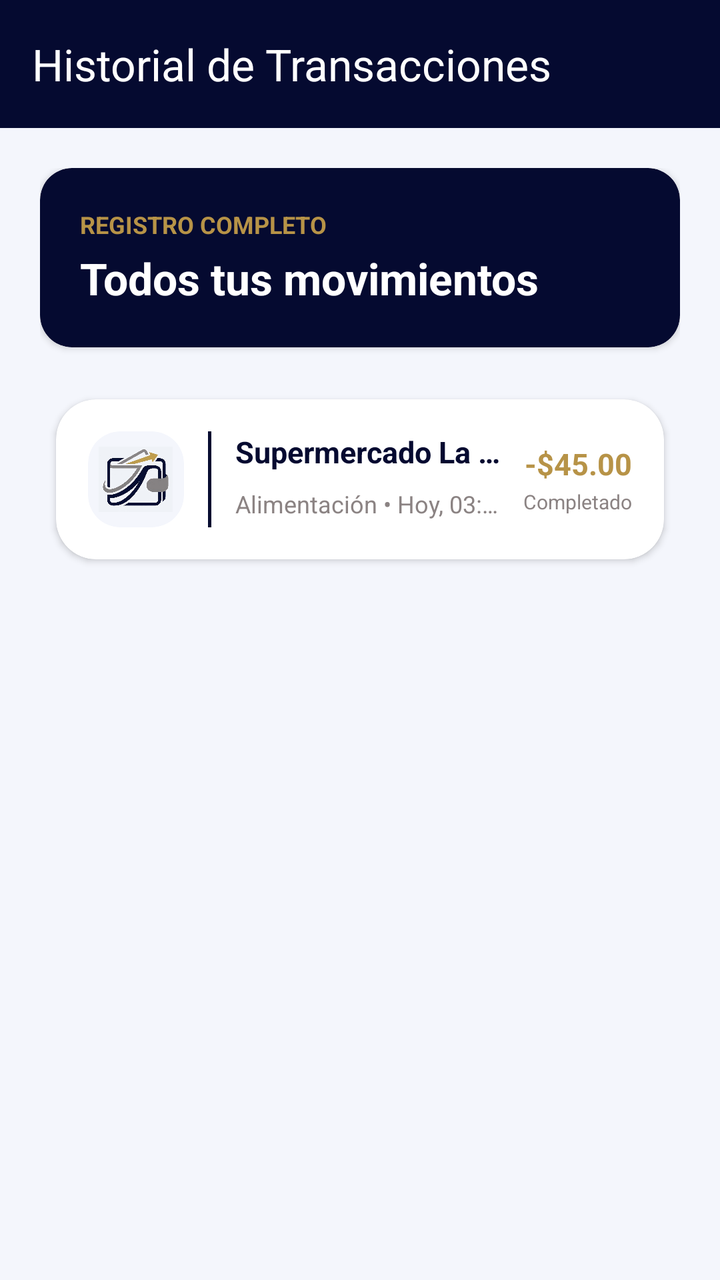
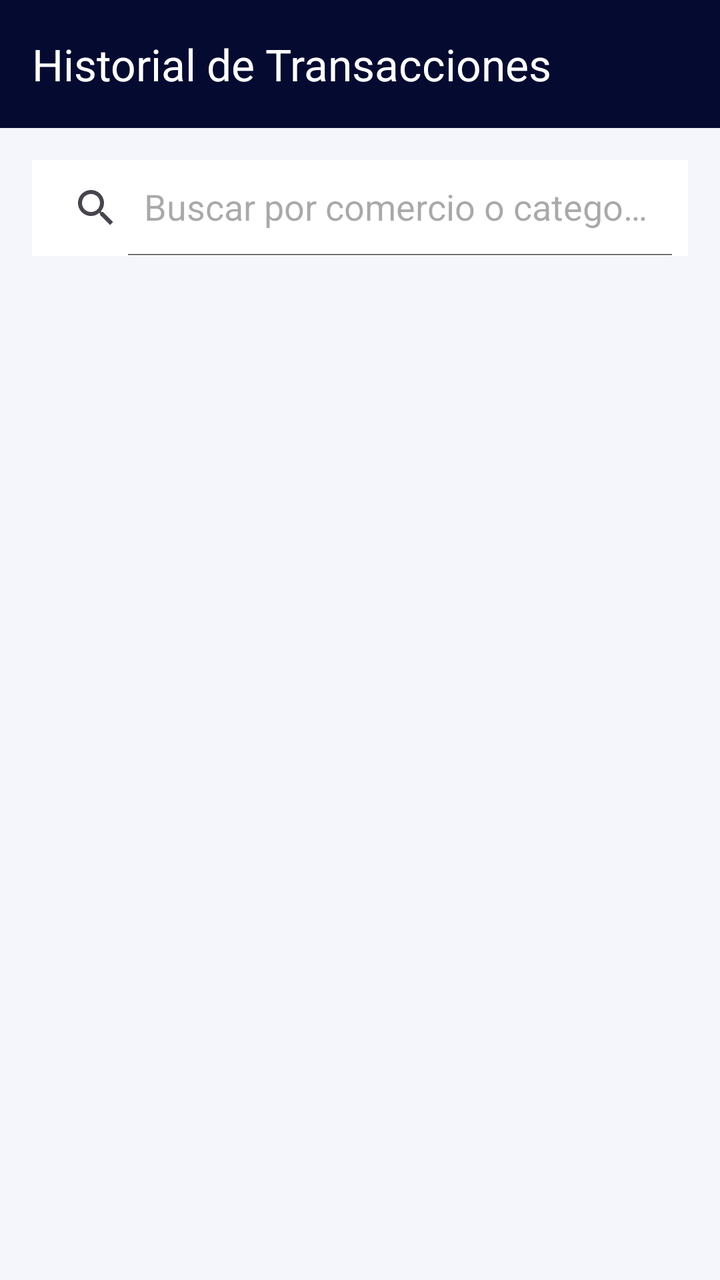

Before-and-after screenshots of an Android layout around one commit, followed by the original layout XML and the change that was made.
<!-- AndroidManifest.xml: application theme Theme.WalletApp -->
<!-- res/layout/activity_transactions.xml -->
<?xml version="1.0" encoding="utf-8"?>
<androidx.coordinatorlayout.widget.CoordinatorLayout
    xmlns:android="http://schemas.android.com/apk/res/android"
    xmlns:app="http://schemas.android.com/apk/res-auto"
    xmlns:tools="http://schemas.android.com/tools"
    android:layout_width="match_parent"
    android:layout_height="match_parent"
    android:fitsSystemWindows="true"
    android:background="#F4F6FC"
    tools:context=".TransactionsActivity">

    <com.google.android.material.appbar.AppBarLayout
        android:layout_width="match_parent"
        android:layout_height="wrap_content"
        android:fitsSystemWindows="true"
        android:background="#050A30"
        app:elevation="0dp">

        <androidx.appcompat.widget.Toolbar
            android:id="@+id/toolbar_transactions"
            android:layout_width="match_parent"
            android:layout_height="?attr/actionBarSize"
            android:background="#050A30"
            app:title="Historial de Transacciones"
            app:titleTextColor="@android:color/white"
            app:navigationIconTint="@android:color/white" />

    </com.google.android.material.appbar.AppBarLayout>

    <LinearLayout
        android:layout_width="match_parent"
        android:layout_height="match_parent"
        android:orientation="vertical"
        android:padding="20dp"
        app:layout_behavior="@string/appbar_scrolling_view_behavior">

        <androidx.cardview.widget.CardView
            android:layout_width="match_parent"
            android:layout_height="wrap_content"
            app:cardCornerRadius="16dp"
            app:cardElevation="2dp"
            android:layout_marginBottom="20dp"
            app:cardBackgroundColor="#050A30">

            <LinearLayout
                android:layout_width="match_parent"
                android:layout_height="wrap_content"
                android:orientation="vertical"
                android:padding="20dp">

                <TextView
                    android:layout_width="wrap_content"
                    android:layout_height="wrap_content"
                    android:text="Registro Completo"
                    android:textColor="#B79347"
                    android:textSize="12sp"
                    android:textStyle="bold"
                    android:textAllCaps="true"/>

                <TextView
                    android:layout_width="wrap_content"
                    android:layout_height="wrap_content"
                    android:text="Todos tus movimientos"
                    android:textSize="22sp"
                    android:textStyle="bold"
                    android:textColor="@android:color/white"
                    android:layout_marginTop="4dp"/>

            </LinearLayout>
        </androidx.cardview.widget.CardView>

        <ScrollView
            android:layout_width="match_parent"
            android:layout_height="match_parent"
            android:scrollbars="none">

            <LinearLayout
                android:layout_width="match_parent"
                android:layout_height="wrap_content"
                android:orientation="vertical">

                <include layout="@layout/item_movimiento" />

            </LinearLayout>
        </ScrollView>

    </LinearLayout>

</androidx.coordinatorlayout.widget.CoordinatorLayout>
<!-- res/layout/item_movimiento.xml (included above) -->
<?xml version="1.0" encoding="utf-8"?>
<com.google.android.material.card.MaterialCardView
    xmlns:android="http://schemas.android.com/apk/res/android"
    xmlns:app="http://schemas.android.com/apk/res-auto"
    android:layout_width="match_parent"
    android:layout_height="wrap_content"
    android:layout_marginHorizontal="8dp"
    android:layout_marginVertical="6dp"
    app:cardCornerRadius="20dp"
    app:cardElevation="2dp"
    app:strokeWidth="0dp"
    app:cardBackgroundColor="@android:color/white">

    <androidx.constraintlayout.widget.ConstraintLayout
        android:layout_width="match_parent"
        android:layout_height="wrap_content"
        android:padding="16dp">

        
        <com.google.android.material.card.MaterialCardView
            android:id="@+id/card_icon_bg"
            android:layout_width="48dp"
            android:layout_height="48dp"
            app:cardBackgroundColor="#F4F6FC"
            app:cardCornerRadius="16dp"
            app:cardElevation="0dp"
            app:strokeWidth="0dp"
            app:layout_constraintBottom_toBottomOf="parent"
            app:layout_constraintStart_toStartOf="parent"
            app:layout_constraintTop_toTopOf="parent">

            <ImageView
                android:id="@+id/iv_item_icono"
                android:layout_width="37dp"
                android:layout_height="36dp"
                android:layout_gravity="center"
                android:src="@drawable/logo1"/>

        </com.google.android.material.card.MaterialCardView>

        
        <View
            android:id="@+id/divider_vertical"
            android:layout_width="1.5dp"
            android:layout_height="0dp"
            android:layout_marginStart="12dp"
            android:background="#050A30"
            app:layout_constraintBottom_toBottomOf="@+id/card_icon_bg"
            app:layout_constraintStart_toEndOf="@+id/card_icon_bg"
            app:layout_constraintTop_toTopOf="@+id/card_icon_bg" />

        
        <TextView
            android:id="@+id/tv_item_titulo"
            android:layout_width="0dp"
            android:layout_height="wrap_content"
            android:layout_marginStart="12dp"
            android:layout_marginEnd="8dp"
            android:text="Supermercado La Despensa"
            android:textColor="#050A30"
            android:textSize="15sp"
            android:textStyle="bold"
            android:maxLines="1"
            android:ellipsize="end"
            app:layout_constraintEnd_toStartOf="@+id/linear_monto_container"
            app:layout_constraintStart_toEndOf="@+id/divider_vertical"
            app:layout_constraintTop_toTopOf="parent" />

        
        <TextView
            android:id="@+id/tv_item_subtitulo"
            android:layout_width="0dp"
            android:layout_height="wrap_content"
            android:layout_marginStart="12dp"
            android:layout_marginTop="4dp"
            android:layout_marginEnd="8dp"
            android:text="Alimentación • Hoy, 03:45 PM"
            android:textColor="#8B8383"
            android:textSize="12sp"
            android:maxLines="1"
            android:ellipsize="end"
            app:layout_constraintBottom_toBottomOf="parent"
            app:layout_constraintEnd_toStartOf="@+id/linear_monto_container"
            app:layout_constraintStart_toEndOf="@+id/divider_vertical"
            app:layout_constraintTop_toBottomOf="@+id/tv_item_titulo" />

        
        <LinearLayout
            android:id="@+id/linear_monto_container"
            android:layout_width="wrap_content"
            android:layout_height="wrap_content"
            android:gravity="end"
            android:orientation="vertical"
            app:layout_constraintBottom_toBottomOf="parent"
            app:layout_constraintEnd_toEndOf="parent"
            app:layout_constraintTop_toTopOf="parent">

            <TextView
                android:id="@+id/tv_item_monto"
                android:layout_width="wrap_content"
                android:layout_height="wrap_content"
                android:text="-$45.00"
                android:textColor="#B79347"
                android:textSize="15sp"
                android:textStyle="bold" />

            <TextView
                android:id="@+id/tv_item_estado"
                android:layout_width="wrap_content"
                android:layout_height="wrap_content"
                android:layout_marginTop="2dp"
                android:text="Completado"
                android:textColor="#8B8383"
                android:textSize="10sp" />
        </LinearLayout>

    </androidx.constraintlayout.widget.ConstraintLayout>
</com.google.android.material.card.MaterialCardView>
<!-- resources referenced by this layout -->
<resources>
  <!-- drawable logo1: jpeg bitmap (drawable, 32014 bytes) -->
  <style name="Theme.WalletApp" parent="Base.Theme.WalletApp" />
  <style name="Base.Theme.WalletApp" parent="Theme.Material3.DayNight.NoActionBar">
          
          <item name="colorPrimary">@color/primary_navy</item>
  
          
          <item name="android:statusBarColor">@color/primary_navy</item>
  
          
          <item name="android:windowLightStatusBar">false</item>
      </style>
  <color name="primary_navy">#050A30</color>
</resources>

<!-- the commit's change to res/layout/activity_transactions.xml (unified diff, before → after) -->
@@ -31,178 +31,24 @@
         android:layout_width="match_parent"
         android:layout_height="match_parent"
         android:orientation="vertical"
-        android:padding="20dp"
+        android:padding="16dp"
         app:layout_behavior="@string/appbar_scrolling_view_behavior">
 
-        <androidx.cardview.widget.CardView
+        <androidx.appcompat.widget.SearchView
+            android:id="@+id/search_view_transactions"
             android:layout_width="match_parent"
             android:layout_height="wrap_content"
-            app:cardCornerRadius="16dp"
-            app:cardElevation="2dp"
-            android:layout_marginBottom="20dp"
-            app:cardBackgroundColor="#050A30">
+            android:layout_marginBottom="16dp"
+            android:background="@android:color/white"
+            app:iconifiedByDefault="false"
+            app:queryHint="Buscar por comercio o categoría..." />
 
-            <LinearLayout
-                android:layout_width="match_parent"
-                android:layout_height="wrap_content"
-                android:orientation="vertical"
-                android:padding="20dp">
-
-                <TextView
-                    android:layout_width="wrap_content"
-                    android:layout_height="wrap_content"
-                    android:text="Registro Completo"
-                    android:textColor="#B79347"
-                    android:textSize="12sp"
-                    android:textStyle="bold"
-                    android:textAllCaps="true"/>
-
-                <TextView
-                    android:layout_width="wrap_content"
-                    android:layout_height="wrap_content"
-                    android:text="Todos tus movimientos"
-                    android:textSize="22sp"
-                    android:textStyle="bold"
-                    android:textColor="@android:color/white"
-                    android:layout_marginTop="4dp"/>
-
-            </LinearLayout>
-        </androidx.cardview.widget.CardView>
-
-        <ScrollView
+        <androidx.recyclerview.widget.RecyclerView
+            android:id="@+id/recycler_transactions"
             android:layout_width="match_parent"
             android:layout_height="match_parent"
-            android:scrollbars="none">
-
-            <LinearLayout
-                android:layout_width="match_parent"
-                android:layout_height="wrap_content"
-                android:orientation="vertical">
-
-                <include layout="@layout/item_movimiento" />
-
-            </LinearLayout>
-        </ScrollView>
+            android:scrollbars="vertical" />
 
     </LinearLayout>
 
 </androidx.coordinatorlayout.widget.CoordinatorLayout>
-<!-- res/layout/item_movimiento.xml (included above) -->
-<?xml version="1.0" encoding="utf-8"?>
-<com.google.android.material.card.MaterialCardView
-    xmlns:android="http://schemas.android.com/apk/res/android"
-    xmlns:app="http://schemas.android.com/apk/res-auto"
-    android:layout_width="match_parent"
-    android:layout_height="wrap_content"
-    android:layout_marginHorizontal="8dp"
-    android:layout_marginVertical="6dp"
-    app:cardCornerRadius="20dp"
-    app:cardElevation="2dp"
-    app:strokeWidth="0dp"
-    app:cardBackgroundColor="@android:color/white">
-
-    <androidx.constraintlayout.widget.ConstraintLayout
-        android:layout_width="match_parent"
-        android:layout_height="wrap_content"
-        android:padding="16dp">
-
-        
-        <com.google.android.material.card.MaterialCardView
-            android:id="@+id/card_icon_bg"
-            android:layout_width="48dp"
-            android:layout_height="48dp"
-            app:cardBackgroundColor="#F4F6FC"
-            app:cardCornerRadius="16dp"
-            app:cardElevation="0dp"
-            app:strokeWidth="0dp"
-            app:layout_constraintBottom_toBottomOf="parent"
-            app:layout_constraintStart_toStartOf="parent"
-            app:layout_constraintTop_toTopOf="parent">
-
-            <ImageView
-                android:id="@+id/iv_item_icono"
-                android:layout_width="37dp"
-                android:layout_height="36dp"
-                android:layout_gravity="center"
-                android:src="@drawable/logo1"/>
-
-        </com.google.android.material.card.MaterialCardView>
-
-        
-        <View
-            android:id="@+id/divider_vertical"
-            android:layout_width="1.5dp"
-            android:layout_height="0dp"
-            android:layout_marginStart="12dp"
-            android:background="#050A30"
-            app:layout_constraintBottom_toBottomOf="@+id/card_icon_bg"
-            app:layout_constraintStart_toEndOf="@+id/card_icon_bg"
-            app:layout_constraintTop_toTopOf="@+id/card_icon_bg" />
-
-        
-        <TextView
-            android:id="@+id/tv_item_titulo"
-            android:layout_width="0dp"
-            android:layout_height="wrap_content"
-            android:layout_marginStart="12dp"
-            android:layout_marginEnd="8dp"
-            android:text="Supermercado La Despensa"
-            android:textColor="#050A30"
-            android:textSize="15sp"
-            android:textStyle="bold"
-            android:maxLines="1"
-            android:ellipsize="end"
-            app:layout_constraintEnd_toStartOf="@+id/linear_monto_container"
-            app:layout_constraintStart_toEndOf="@+id/divider_vertical"
-            app:layout_constraintTop_toTopOf="parent" />
-
-        
-        <TextView
-            android:id="@+id/tv_item_subtitulo"
-            android:layout_width="0dp"
-            android:layout_height="wrap_content"
-            android:layout_marginStart="12dp"
-            android:layout_marginTop="4dp"
-            android:layout_marginEnd="8dp"
-            android:text="Alimentación • Hoy, 03:45 PM"
-            android:textColor="#8B8383"
-            android:textSize="12sp"
-            android:maxLines="1"
-            android:ellipsize="end"
-            app:layout_constraintBottom_toBottomOf="parent"
-            app:layout_constraintEnd_toStartOf="@+id/linear_monto_container"
-            app:layout_constraintStart_toEndOf="@+id/divider_vertical"
-            app:layout_constraintTop_toBottomOf="@+id/tv_item_titulo" />
-
-        
-        <LinearLayout
-            android:id="@+id/linear_monto_container"
-            android:layout_width="wrap_content"
-            android:layout_height="wrap_content"
-            android:gravity="end"
-            android:orientation="vertical"
-            app:layout_constraintBottom_toBottomOf="parent"
-            app:layout_constraintEnd_toEndOf="parent"
-            app:layout_constraintTop_toTopOf="parent">
-
-            <TextView
-                android:id="@+id/tv_item_monto"
-                android:layout_width="wrap_content"
-                android:layout_height="wrap_content"
-                android:text="-$45.00"
-                android:textColor="#B79347"
-                android:textSize="15sp"
-                android:textStyle="bold" />
-
-            <TextView
-                android:id="@+id/tv_item_estado"
-                android:layout_width="wrap_content"
-                android:layout_height="wrap_content"
-                android:layout_marginTop="2dp"
-                android:text="Completado"
-                android:textColor="#8B8383"
-                android:textSize="10sp" />
-        </LinearLayout>
-
-    </androidx.constraintlayout.widget.ConstraintLayout>
-</com.google.android.material.card.MaterialCardView>
<!-- resource entries referenced after the edit -->
@@ -1,6 +1,5 @@
 <!-- resources referenced by this layout -->
 <resources>
-  <!-- drawable logo1: jpeg bitmap (drawable, 32014 bytes) -->
   <style name="Theme.WalletApp" parent="Base.Theme.WalletApp" />
   <style name="Base.Theme.WalletApp" parent="Theme.Material3.DayNight.NoActionBar">
           
